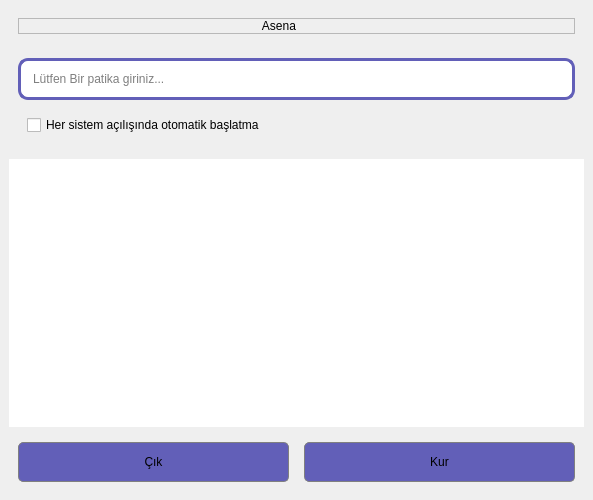
Qt form ui/setup.ui (dotPEEKs/asena) before a commit.
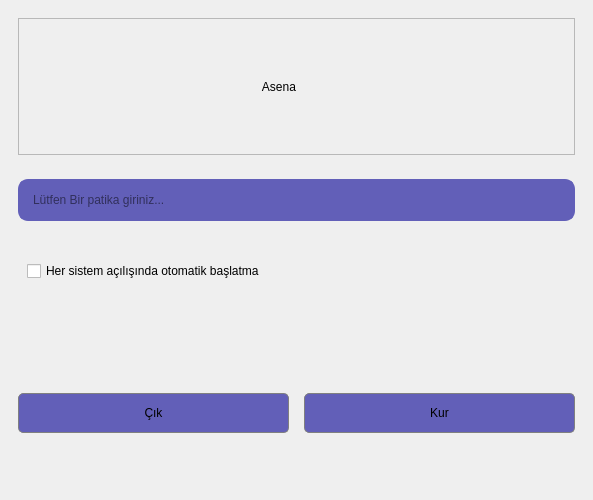
The same form after that commit. Icons and pictures are not drawn.

What changed in the file:
```diff
--- a/ui/setup.ui
+++ b/ui/setup.ui
@@ -47,7 +47,7 @@
 }
 
 QLineEdit { 
-    background-color: &quot;white&quot;;
+    background-color: #625fb8;
 	font: 700 11pt &quot;Arial&quot;;
     color: &quot;black&quot;;
     border-radius: 10px;
@@ -55,7 +55,11 @@
     background-repeat: no-repeat;
     background-position: right;
     border: 3px solid  #625fb8;
+}
 
+QLineEdit#setup_path {
+	background-image: url(:/resources/folder32px.png);
+	background-position: right;
 }
 
 QTextEdit {
@@ -180,6 +184,12 @@
       </item>
       <item>
        <widget class="QTextEdit" name="textEdit">
+        <property name="maximumSize">
+         <size>
+          <width>16777215</width>
+          <height>0</height>
+         </size>
+        </property>
         <property name="frameShape">
          <enum>QFrame::Shape::NoFrame</enum>
         </property>
```
